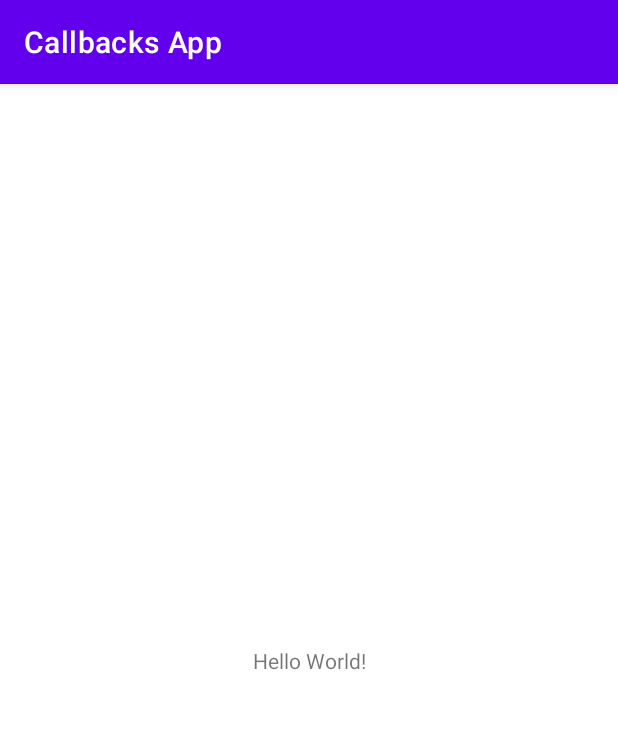
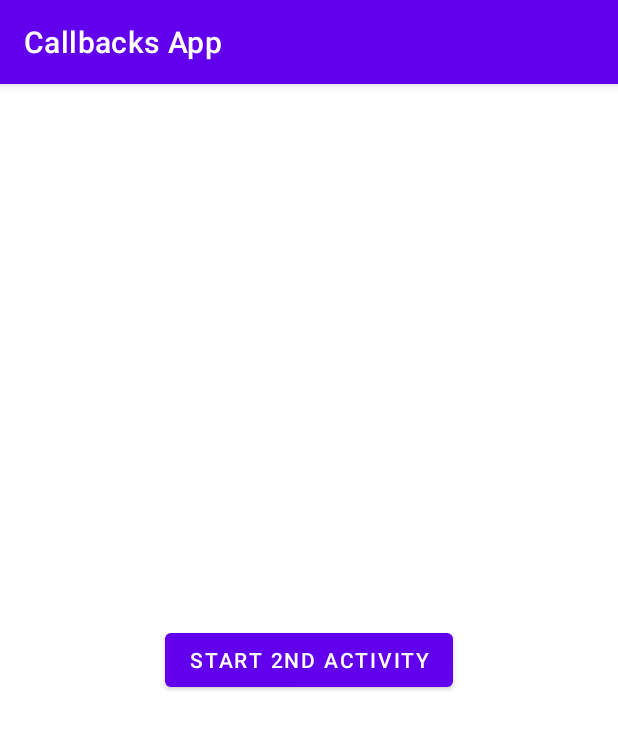
Before and after one commit to plateauh/Callbacks-App, an Android app: the screen it shows after launch (MainActivity), on a phone screen of 412 x 824 dp. Shown: the top 729 px of the screen. Run offline under Robolectric (Android 15) with nearby library versions, the phone set to English and light mode, and no system bars.

Commit message:
The final commit maybe?

```diff
--- a/app/src/main/AndroidManifest.xml
+++ b/app/src/main/AndroidManifest.xml
@@ -9,6 +9,7 @@
         android:roundIcon="@mipmap/ic_launcher_round"
         android:supportsRtl="true"
         android:theme="@style/Theme.CallbacksApp">
+        <activity android:name=".SecondActivity"></activity>
         <activity android:name=".MainActivity">
             <intent-filter>
                 <action android:name="android.intent.action.MAIN" />
--- a/app/src/main/java/com/example/callbacksapp/MainActivity.kt
+++ b/app/src/main/java/com/example/callbacksapp/MainActivity.kt
@@ -1,11 +1,39 @@
 package com.example.callbacksapp
 
+import android.content.Intent
 import androidx.appcompat.app.AppCompatActivity
 import android.os.Bundle
+import android.widget.Button
+import android.widget.Toast
 
 class MainActivity : AppCompatActivity() {
     override fun onCreate(savedInstanceState: Bundle?) {
         super.onCreate(savedInstanceState)
         setContentView(R.layout.activity_main)
+        val navigateButton = findViewById<Button>(R.id.navigate_btn)
+        navigateButton.setOnClickListener {
+            val intent = Intent(this, SecondActivity::class.java)
+            startActivity(intent)
+        }
+    }
+
+    override fun onResume() {
+        super.onResume()
+        Toast.makeText(this, "onResume Activity 1", Toast.LENGTH_SHORT).show()
+    }
+
+    override fun onPause() {
+        super.onPause()
+        Toast.makeText(this, "onPause Activity 1", Toast.LENGTH_SHORT).show()
+    }
+
+    override fun onStop() {
+        super.onStop()
+        Toast.makeText(this, "onStop Activity 1", Toast.LENGTH_SHORT).show()
+    }
+
+    override fun onDestroy() {
+        super.onDestroy()
+        Toast.makeText(this, "onDestroy Activity 1", Toast.LENGTH_SHORT).show()
     }
 }
--- a/app/src/main/res/layout/activity_main.xml
+++ b/app/src/main/res/layout/activity_main.xml
@@ -6,13 +6,13 @@
     android:layout_height="match_parent"
     tools:context=".MainActivity">
 
-    <TextView
+    <Button
+        android:id="@+id/navigate_btn"
         android:layout_width="wrap_content"
         android:layout_height="wrap_content"
-        android:text="Hello World!"
+        android:text="@string/start_2nd_activity"
         app:layout_constraintBottom_toBottomOf="parent"
-        app:layout_constraintLeft_toLeftOf="parent"
-        app:layout_constraintRight_toRightOf="parent"
+        app:layout_constraintEnd_toEndOf="parent"
+        app:layout_constraintStart_toStartOf="parent"
         app:layout_constraintTop_toTopOf="parent" />
-
 </androidx.constraintlayout.widget.ConstraintLayout>
--- a/app/src/main/res/values/strings.xml
+++ b/app/src/main/res/values/strings.xml
@@ -1,3 +1,4 @@
 <resources>
     <string name="app_name">Callbacks App</string>
+    <string name="start_2nd_activity">Start 2nd Activity</string>
 </resources>
```
Also changed, not shown: app/src/main/java/com/example/callbacksapp/SecondActivity.kt (added, +34 -0 lines), app/src/main/res/layout/activity_second.xml (added, +9 -0 lines).
